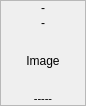
Above: workflow/ui/thumbimageframe.ui from cseyve/piaf before the change. Below: the same form after it.
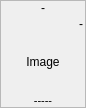
That is the form after the change. Custom widgets are drawn as their Qt base class.

The edit to the form file:
```diff
--- a/workflow/ui/thumbimageframe.ui
+++ b/workflow/ui/thumbimageframe.ui
@@ -7,7 +7,7 @@
     <x>0</x>
     <y>0</y>
     <width>86</width>
-    <height>92</height>
+    <height>108</height>
    </rect>
   </property>
   <property name="maximumSize">
@@ -81,7 +81,7 @@
       <string>-</string>
      </property>
      <property name="alignment">
-      <set>Qt::AlignCenter</set>
+      <set>Qt::AlignRight|Qt::AlignTrailing|Qt::AlignVCenter</set>
      </property>
     </widget>
    </item>
```
